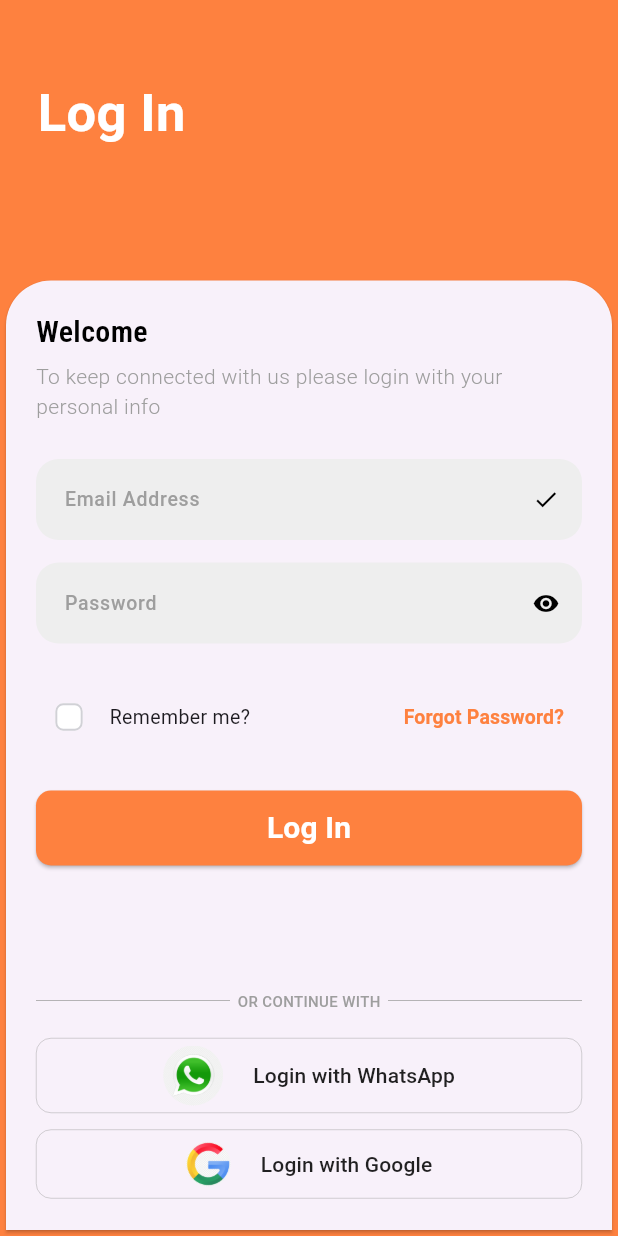
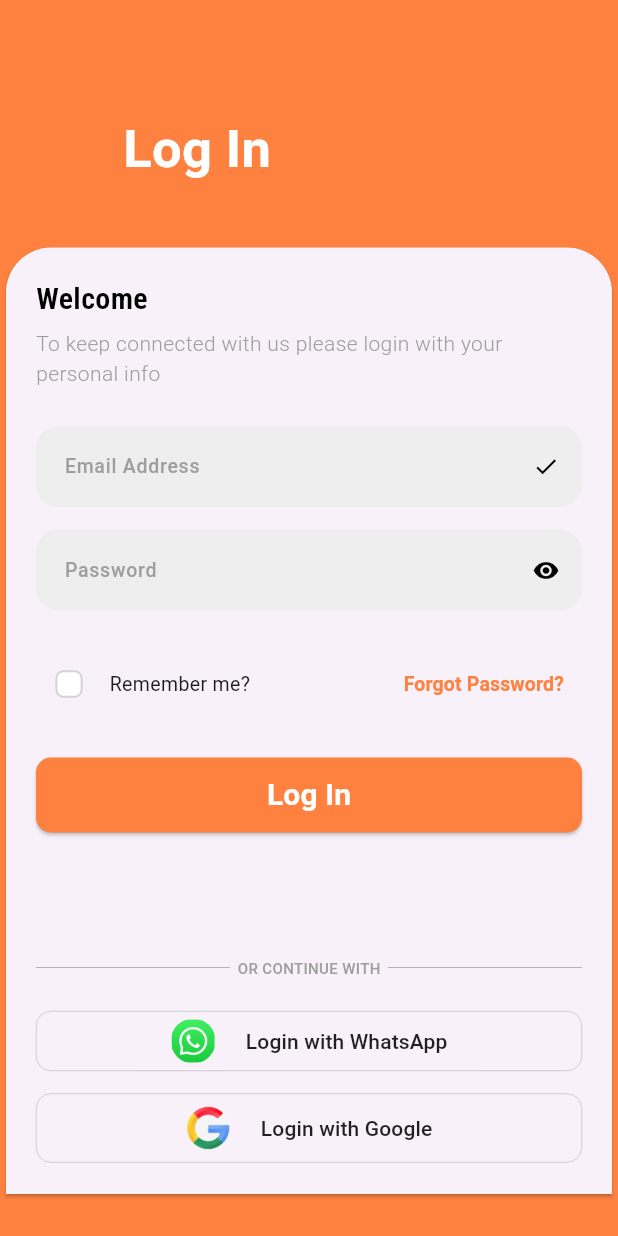
Before and after one commit to vidisha1106/login_screen, a Flutter app: the screen it shows after launch, on a phone screen of 412 x 824 dp. Run offline on Flutter 3.47's test engine with Material 2 defaults, Android fonts, the phone set to English and light mode, and no system bars; our stand-ins replace google_fonts.

Commit message:
bug fixed/dynamic sizes

```diff
--- a/lib/main.dart
+++ b/lib/main.dart
@@ -18,7 +18,7 @@ class MyApp extends StatelessWidget {
         colorScheme: ColorScheme.fromSeed(seedColor: Colors.deepPurple),
         useMaterial3: true,
       ),
-      home: MyHomePage(),
+      home: const MyHomePage(),
     );
   }
 }
@@ -35,20 +35,27 @@ class _MyHomePageState extends State<MyHomePage> {
   TextEditingController emailController = TextEditingController();
   TextEditingController passController = TextEditingController();
   bool rememberUser = false;
+  int? screenHeight;
+  int? screenWidth;
 
   @override
   Widget build(BuildContext context) {
     mediaSize = MediaQuery.of(context).size;
+    debugPrint("${mediaSize!.height % 1000}");
+    debugPrint("${mediaSize!.width % 165}");
     return Container(
-      decoration: BoxDecoration(
+      decoration: const BoxDecoration(
         color: Color(0xfffe813f),
       ),
       child: Scaffold(
         backgroundColor: Colors.transparent,
         body: Stack(
           children: [
-            Positioned(top: 50, left: 25, child: _buildTop()),
-            Positioned(bottom: 0, child: _buildBottom()),
+            Positioned(
+                top: mediaSize!.height % 75,
+                left: mediaSize!.width % 165,
+                child: _buildTop()),
+            Positioned(bottom: mediaSize!.height % 25, child: _buildBottom()),
           ],
         ),
       ),
@@ -72,15 +79,13 @@ class _MyHomePageState extends State<MyHomePage> {
   Widget _buildBottom() {
     return SizedBox(
       width: mediaSize?.width,
-      child: Expanded(
       child: Card(
-          shape: RoundedRectangleBorder(
+        shape: const RoundedRectangleBorder(
             borderRadius: BorderRadius.only(
                 topLeft: Radius.circular(30), topRight: Radius.circular(30))),
         child: Padding(
           padding: const EdgeInsets.all(20.0),
           child: _buildForm(),
-          ),
         ),
       ),
     );
@@ -101,7 +106,7 @@ class _MyHomePageState extends State<MyHomePage> {
                 color: Colors.black,
               ),
             ),
-            SizedBox(
+            const SizedBox(
               height: 5,
             ),
             Text(
@@ -109,28 +114,30 @@ class _MyHomePageState extends State<MyHomePage> {
               style: GoogleFonts.robotoFlex(
                   color: Colors.grey, fontWeight: FontWeight.w300),
             ),
-            SizedBox(
+            const SizedBox(
               height: 25,
             ),
             _buildInputField(emailController),
-            SizedBox(
+            const SizedBox(
               height: 15,
             ),
             _buildInputField(passController, isPassword: true),
-            SizedBox(
+            const SizedBox(
               height: 25,
             ),
             _buildRememberForgot(),
-            SizedBox(
+            const SizedBox(
               height: 25,
             ),
             Align(alignment: Alignment.center, child: _buildLoginButton()),
-            SizedBox(
+            const SizedBox(
               height: 25,
             ),
           ],
         ),
-        SizedBox(height: 40,),
+        const SizedBox(
+          height: 40,
+        ),
         _buildOtherLogin(),
       ],
     );
@@ -149,13 +156,15 @@ class _MyHomePageState extends State<MyHomePage> {
             fontSize: 13,
             fontWeight: FontWeight.w500,
             color: Colors.grey.shade500),
-        suffixIcon: isPassword ? Icon(Icons.remove_red_eye) : Icon(Icons.done),
+        suffixIcon: isPassword
+            ? const Icon(Icons.remove_red_eye)
+            : const Icon(Icons.done),
         suffixIconColor: Colors.black,
         filled: true,
-        border: OutlineInputBorder(
+        border: const OutlineInputBorder(
             borderSide: BorderSide.none,
             borderRadius: BorderRadius.all(Radius.circular(15))),
-        contentPadding: EdgeInsets.all(15),
+        contentPadding: const EdgeInsets.all(15),
         fillColor: Colors.grey.shade200,
       ),
     );
@@ -170,7 +179,7 @@ class _MyHomePageState extends State<MyHomePage> {
             Transform.scale(
               scale: 1.3,
               child: CupertinoCheckbox(
-                  activeColor: Color(0xfffe813f),
+                  activeColor: const Color(0xfffe813f),
                   value: rememberUser,
                   onChanged: (value) {
                     setState(() {
@@ -178,7 +187,7 @@ class _MyHomePageState extends State<MyHomePage> {
                     });
                   }),
             ),
-            SizedBox(
+            const SizedBox(
               width: 5,
             ),
             Text(
@@ -191,7 +200,7 @@ class _MyHomePageState extends State<MyHomePage> {
           onPressed: () {},
           child: Text("Forgot Password?",
               style: GoogleFonts.robotoFlex(
-                  color: Color(0xfffe813f),
+                  color: const Color(0xfffe813f),
                   fontWeight: FontWeight.w700,
                   fontSize: 13)),
         ),
@@ -202,21 +211,21 @@ class _MyHomePageState extends State<MyHomePage> {
   Widget _buildLoginButton() {
     return ElevatedButton(
       onPressed: () {},
+      style: ElevatedButton.styleFrom(
+        minimumSize: const Size.fromHeight(50),
+        backgroundColor: const Color(0xfffe813f),
+        shape: const RoundedRectangleBorder(
+          borderRadius: BorderRadius.all(
+            Radius.circular(10),
+          ),
+        ),
+      ),
       child: Text("Log In",
           style: GoogleFonts.roboto(
             color: Colors.white,
             fontWeight: FontWeight.w700,
             fontSize: 20,
           )),
-      style: ElevatedButton.styleFrom(
-        minimumSize: Size.fromHeight(50),
-        backgroundColor: Color(0xfffe813f),
-        shape: RoundedRectangleBorder(
-          borderRadius: BorderRadius.all(
-            Radius.circular(10),
-          ),
-        ),
-      ),
     );
   }
 
@@ -228,7 +237,7 @@ class _MyHomePageState extends State<MyHomePage> {
           children: [
             Expanded(
               child: Container(
-                child: Divider(
+                child: const Divider(
                   color: Colors.grey,
                   thickness: 0.50,
                   height: 50,
@@ -243,7 +252,7 @@ class _MyHomePageState extends State<MyHomePage> {
                     fontWeight: FontWeight.w500)),
             Expanded(
               child: Container(
-                child: Divider(
+                child: const Divider(
                   color: Colors.grey,
                   thickness: 0.50,
                   height: 50,
@@ -254,7 +263,7 @@ class _MyHomePageState extends State<MyHomePage> {
           ],
         ),
         MaterialButton(
-          shape: RoundedRectangleBorder(
+          shape: const RoundedRectangleBorder(
               side: BorderSide(color: Colors.grey, width: 0.3),
               borderRadius: BorderRadius.all(Radius.circular(10))),
           onPressed: () {},
@@ -264,16 +273,16 @@ class _MyHomePageState extends State<MyHomePage> {
               mainAxisAlignment: MainAxisAlignment.center,
               children: [
                 Container(
-                  height: 40.0,
-                  width: 40.0,
-                  decoration: BoxDecoration(
+                  height: 30.0,
+                  width: 30.0,
+                  decoration: const BoxDecoration(
                     image: DecorationImage(
-                        image: AssetImage('assets/icons/wp_icon.png'),
+                        image: AssetImage('assets/icons/wp_icon_png.png'),
                         fit: BoxFit.cover),
                     shape: BoxShape.circle,
                   ),
                 ),
-                SizedBox(
+                const SizedBox(
                   width: 20,
                 ),
                 Text(
@@ -284,11 +293,11 @@ class _MyHomePageState extends State<MyHomePage> {
             ),
           ),
         ),
-        SizedBox(
+        const SizedBox(
           height: 10,
         ),
         MaterialButton(
-          shape: RoundedRectangleBorder(
+          shape: const RoundedRectangleBorder(
               side: BorderSide(color: Colors.grey, width: 0.3),
               borderRadius: BorderRadius.all(Radius.circular(10))),
           onPressed: () {},
@@ -300,14 +309,14 @@ class _MyHomePageState extends State<MyHomePage> {
                 Container(
                   height: 30.0,
                   width: 30.0,
-                  decoration: BoxDecoration(
+                  decoration: const BoxDecoration(
                     image: DecorationImage(
                         image: AssetImage('assets/icons/google_icon.png'),
                         fit: BoxFit.cover),
                     shape: BoxShape.circle,
                   ),
                 ),
-                SizedBox(
+                const SizedBox(
                   width: 20,
                 ),
                 Text(
```
Also changed, not shown: assets/icons/wp_icon_png.png (added). Lines whose indentation alone changed are shown as unchanged.
